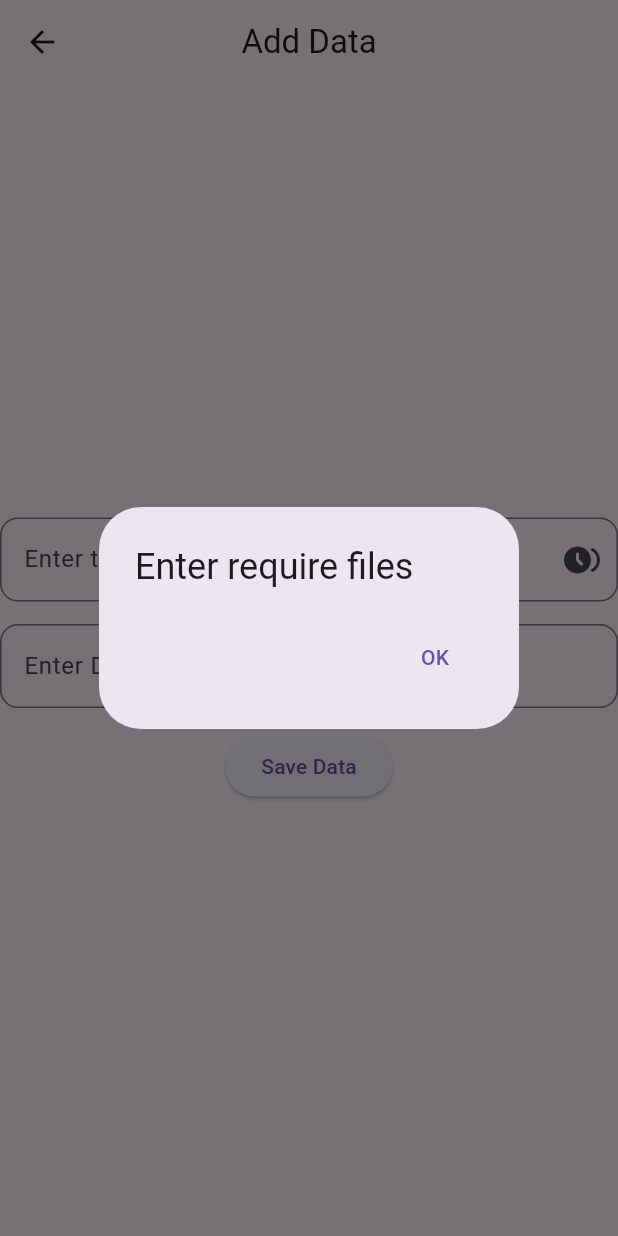
After one commit to arnabislam/Phone-authentication, a Flutter app: the AddData screen opened directly, after a tap on "Save Data", on a phone screen of 412 x 824 dp. The commit adds this screen. Run offline on Flutter 3.47's test engine with Material 3 defaults, Android fonts, the phone set to English and light mode, and no system bars; our stand-ins replace cloud_firestore, firebase_auth, firebase_core, firebase_storage, google_sign_in, image_picker; accounts and stored records are empty.

Commit message:
get data,post data

```diff
--- /dev/null
+++ b/lib/adddata.dart
@@ -0,0 +1,73 @@
+import 'dart:math';
+
+import 'package:cloud_firestore/cloud_firestore.dart';
+import 'package:flutter/cupertino.dart';
+import 'package:flutter/material.dart';
+
+import 'customTextField.dart';
+
+class AddData extends StatefulWidget {
+  const AddData({super.key});
+
+  @override
+  State<AddData> createState() => _AddDataState();
+}
+
+class _AddDataState extends State<AddData> {
+  TextEditingController titleController=TextEditingController();
+  TextEditingController descController=TextEditingController();
+
+
+  addData(String title , String desc)async{
+    if(title=='' && desc==''){
+      return showDialog(
+        context: context,
+        builder: (BuildContext context) {
+          return AlertDialog(
+            title: Text("Enter require files"),
+            actions: <Widget>[
+              TextButton(
+                child: Text('OK'),
+                onPressed: () {
+                  Navigator.of(context).pop();
+                },
+              ),
+            ],
+          );
+        },
+      );
+    }else{
+FirebaseFirestore.instance.collection("Arnab").doc(title).set({
+  "Title":title,
+  "Description":desc,
+}).then((value){
+  print("Data inserted");
+});
+    }
+  }
+
+
+  @override
+  Widget build(BuildContext context) {
+    return Scaffold(
+      appBar: AppBar(title: Text("Add Data"),centerTitle: true,),
+      body: Column(
+        mainAxisAlignment: MainAxisAlignment.center,
+        children: [
+          CustomTextField(
+
+              controller: titleController,
+              hintText: 'Enter title',
+              suffixIcon: Icons.browse_gallery_rounded,
+          ),
+          SizedBox(height: 15,),
+          CustomTextField(controller: descController, hintText: "Enter Description"),
+          SizedBox(height: 15,),
+          ElevatedButton(onPressed: (){
+            addData(titleController.text.toString(), descController.text.toString());
+          }, child: Text("Save Data"))
+        ],
+      ),
+    );
+  }
+}
--- /dev/null
+++ b/lib/customTextField.dart
@@ -0,0 +1,41 @@
+import 'package:flutter/material.dart';
+
+class CustomTextField extends StatelessWidget {
+  final TextEditingController controller;
+  final String hintText;
+  final IconData? prefixIcon;
+  final IconData? suffixIcon;
+  final String? Function(String?)? validator;
+  final bool obscureText;
+
+  const CustomTextField({
+    Key? key,
+    required this.controller,
+    required this.hintText,
+    this.prefixIcon,
+    this.suffixIcon,
+    this.validator,
+    this.obscureText = false,
+  }) : super(key: key);
+
+  @override
+  Widget build(BuildContext context) {
+    return TextFormField(
+      controller: controller,
+      decoration: InputDecoration(
+        hintText: hintText,
+        prefixIcon: prefixIcon != null ? Icon(prefixIcon) : null,
+        suffixIcon: suffixIcon != null ? Icon(suffixIcon) : null,
+        border: OutlineInputBorder(
+          borderRadius: BorderRadius.circular(12.0),
+        ),
+        focusedBorder: OutlineInputBorder(
+          borderRadius: BorderRadius.circular(12.0),
+          borderSide: BorderSide(color: Theme.of(context).primaryColor),
+        ),
+      ),
+      obscureText: obscureText,
+      validator: validator,
+    );
+  }
+}
--- a/lib/main.dart
+++ b/lib/main.dart
@@ -1,8 +1,11 @@
 import 'package:firebase_core/firebase_core.dart';
 import 'package:flutter/material.dart';
+import 'package:footballfrick/adddata.dart';
 import 'package:footballfrick/login.dart';
 import 'package:footballfrick/phone_authentication.dart';
+import 'package:footballfrick/signin.dart';
 import 'package:footballfrick/signup.dart';
+import 'package:footballfrick/uiData/showdata.dart';
 
 
 void main() async{
@@ -13,7 +16,8 @@ void main() async{
         appId: '1:1076268358331:android:2095ae8bc496a66a0b679e',
         messagingSenderId: '1076268358331 ',
         projectId: 'football-frick-5f37b',
-        //storageBucket: 'myapp-b9yt18.appspot.com',
+
+        storageBucket: 'football-frick-5f37b.appspot.com',
       )
   );
   runApp(const MyApp());
--- a/pubspec.yaml
+++ b/pubspec.yaml
@@ -39,6 +39,8 @@ dependencies:
   firebase_auth: ^4.20.0
   google_sign_in: ^6.2.1
   cloud_firestore: ^4.17.5
+  image_picker: ^1.1.1
+  firebase_storage: ^11.7.7
 
 dev_dependencies:
   flutter_test:
```
Also changed, not shown: lib/login.dart (+5 -24 lines), lib/signin.dart (added, +184 -0 lines), lib/uiData/showdata.dart (added, +46 -0 lines), pubspec.lock, 5 other files.
